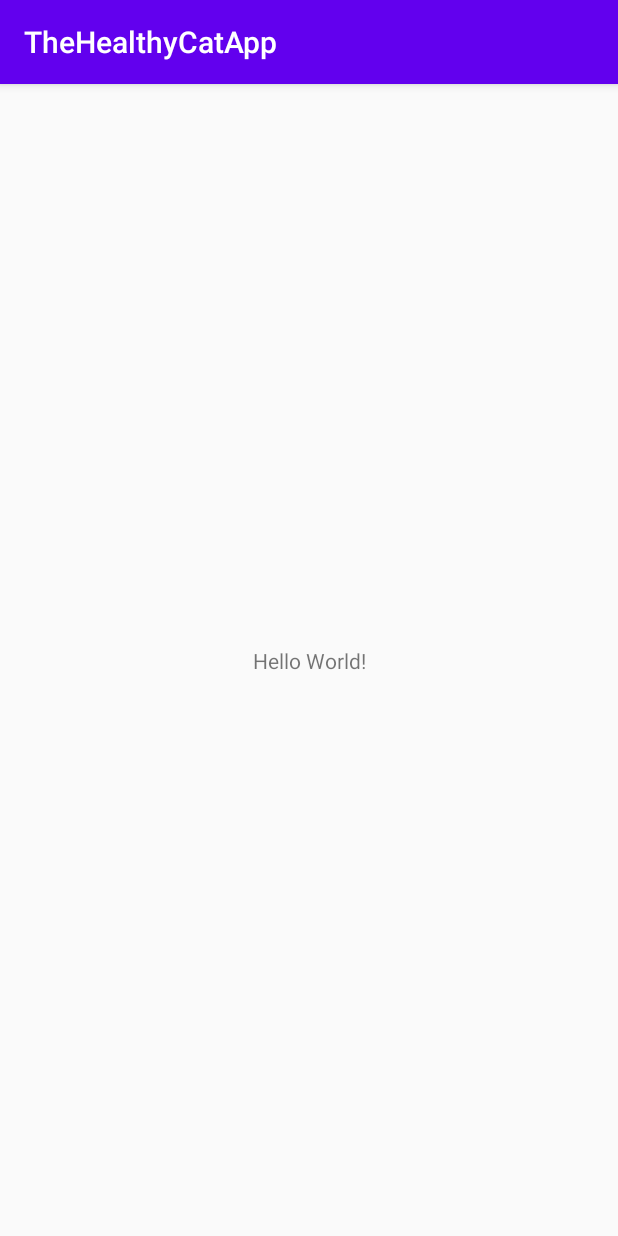
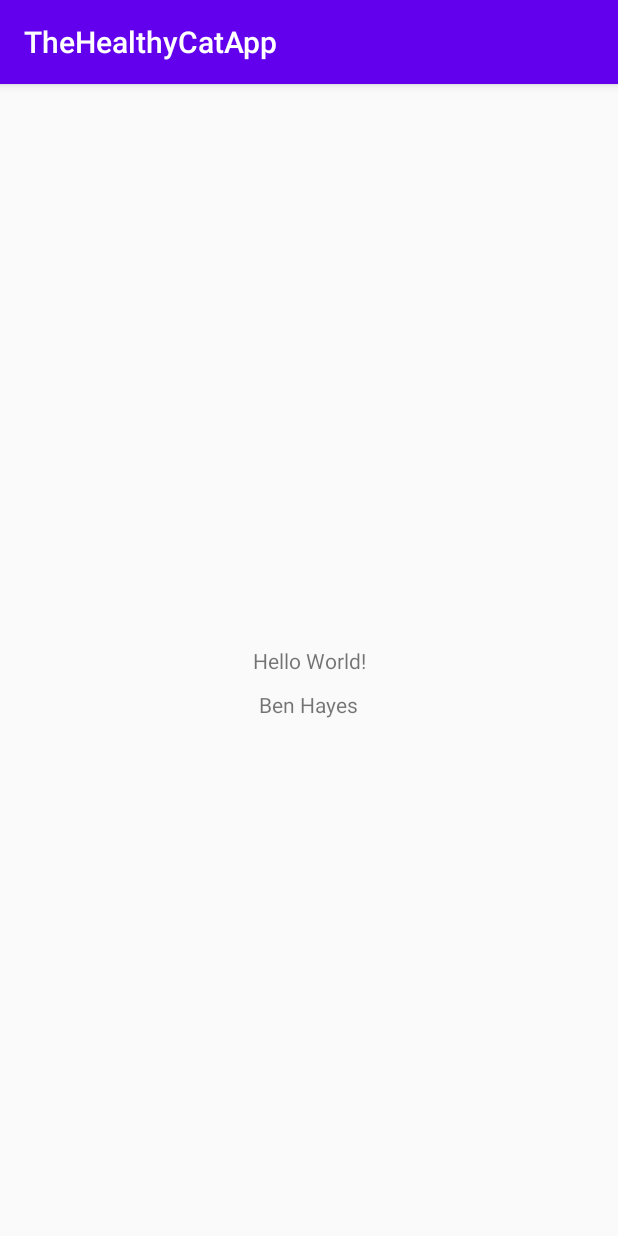
Before and after one commit to bmwettle/TheHealthyCatApp, an Android app: the screen it shows after launch (MainActivity), on a phone screen of 412 x 824 dp. Run offline under Robolectric (Android 15) with nearby library versions, the phone set to English and light mode, and no system bars.

Commit message:
Testing github commit by adding name to app -BH 1/14/2021

```diff
--- a/app/src/main/res/layout/activity_main.xml
+++ b/app/src/main/res/layout/activity_main.xml
@@ -7,12 +7,16 @@
     tools:context=".MainActivity">
 
     <LinearLayout
+        android:id="@+id/linearLayout"
         android:layout_width="wrap_content"
         android:layout_height="wrap_content"
-        app:layout_constraintBottom_toBottomOf="parent"
+        android:layout_marginTop="29dp"
+        android:layout_marginBottom="10dp"
+        app:layout_constraintBottom_toTopOf="@+id/textView2"
         app:layout_constraintLeft_toLeftOf="parent"
         app:layout_constraintRight_toRightOf="parent"
-        app:layout_constraintTop_toTopOf="parent">
+        app:layout_constraintTop_toTopOf="parent"
+        app:layout_constraintVertical_chainStyle="packed">
 
         <TextView
             android:layout_width="wrap_content"
@@ -25,7 +29,16 @@
 
     </LinearLayout>
 
-
+    <TextView
+        android:id="@+id/textView2"
+        android:layout_width="wrap_content"
+        android:layout_height="wrap_content"
+        android:layout_marginStart="4dp"
+        android:layout_marginLeft="4dp"
+        android:text="Ben Hayes"
+        app:layout_constraintBottom_toBottomOf="parent"
+        app:layout_constraintStart_toStartOf="@+id/linearLayout"
+        app:layout_constraintTop_toBottomOf="@+id/linearLayout" />
 
 
 </androidx.constraintlayout.widget.ConstraintLayout>
```
